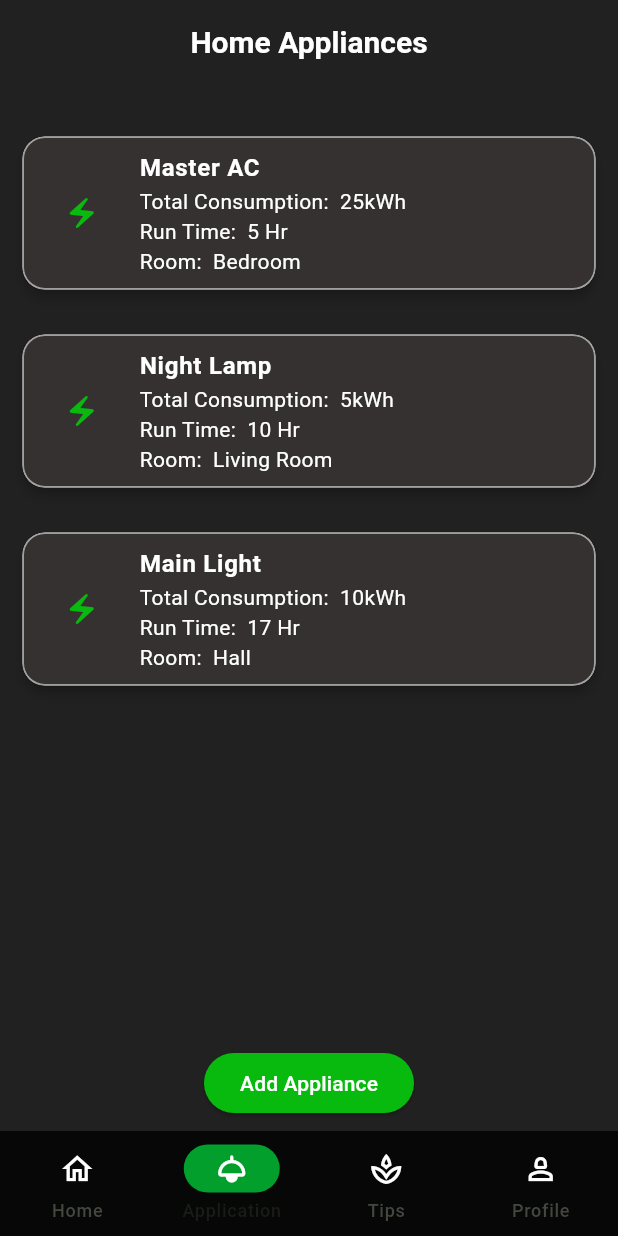
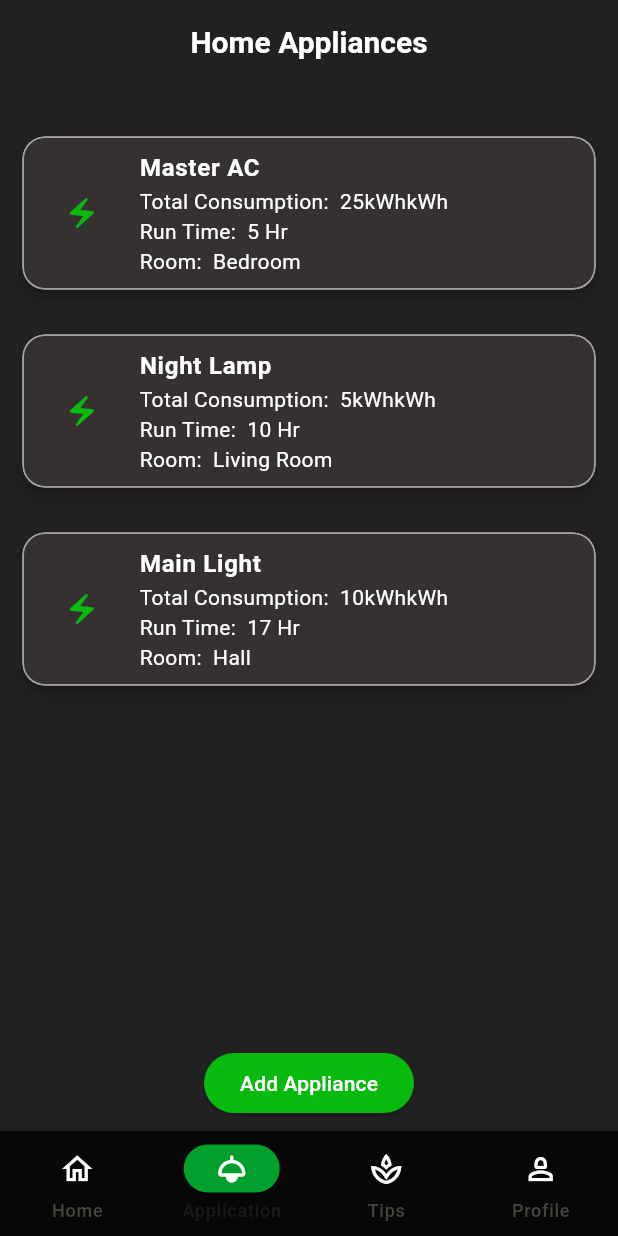
Before and after one commit to divyamD13/urja_app, a Flutter app: the screen it shows after launch, item 2 of the bottom bar chosen, on a phone screen of 412 x 824 dp. Run offline on Flutter 3.47's test engine with Material 3 defaults, Android fonts, the phone set to English and light mode, and no system bars.

```diff
--- a/lib/feature_appliances/screens/add_appliance.dart
+++ b/lib/feature_appliances/screens/add_appliance.dart
@@ -168,7 +168,7 @@ class _ApplianceListScreenState extends State<ApplianceListScreen> {
                           subtitle: Column(
                             crossAxisAlignment: CrossAxisAlignment.start,
                             children: [
-                              Text('Total Consumption:  ${(appliance.consumption)}',
+                              Text('Total Consumption:  ${(appliance.consumption)}kWh',
                               style: const TextStyle(
                             fontWeight: FontWeight.normal,
                             color: Colors.white,
```
